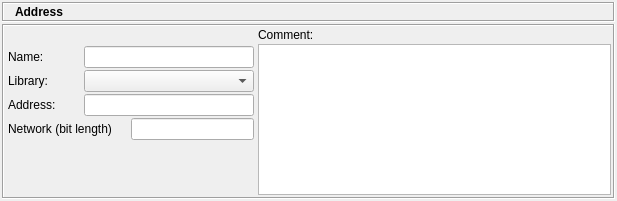
First picture: the form in src/gui/ipv6dialog_q.ui, repository fwbuilder/fwbuilder, before the edit.
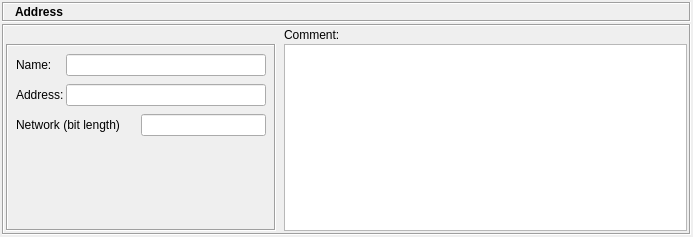
Second picture: the form after the edit. Icons and pictures are not drawn.

Commit message: Removed "Library" from all object dialogs; some dialogs tidying

Patch:
```diff
--- a/src/gui/ipv6dialog_q.ui
+++ b/src/gui/ipv6dialog_q.ui
@@ -8,8 +8,8 @@
    <rect>
     <x>0</x>
     <y>0</y>
-    <width>617</width>
-    <height>201</height>
+    <width>693</width>
+    <height>237</height>
    </rect>
   </property>
   <property name="windowTitle" >
@@ -171,7 +171,7 @@
          <number>2</number>
         </property>
         <property name="horizontalSpacing" >
-         <number>2</number>
+         <number>8</number>
         </property>
         <property name="verticalSpacing" >
          <number>2</number>
@@ -190,40 +190,40 @@
          <widget class="QFrame" name="frame14" >
           <property name="minimumSize" >
            <size>
-            <width>250</width>
+            <width>16</width>
             <height>16</height>
            </size>
           </property>
           <property name="maximumSize" >
            <size>
-            <width>250</width>
+            <width>16777215</width>
             <height>16777215</height>
            </size>
           </property>
           <property name="frameShape" >
-           <enum>QFrame::NoFrame</enum>
+           <enum>QFrame::Box</enum>
           </property>
           <property name="frameShadow" >
-           <enum>QFrame::Plain</enum>
+           <enum>QFrame::Sunken</enum>
           </property>
           <layout class="QGridLayout" >
            <property name="leftMargin" >
-            <number>2</number>
+            <number>8</number>
            </property>
            <property name="topMargin" >
-            <number>2</number>
+            <number>8</number>
            </property>
            <property name="rightMargin" >
-            <number>2</number>
+            <number>8</number>
            </property>
            <property name="bottomMargin" >
-            <number>2</number>
+            <number>8</number>
            </property>
            <property name="horizontalSpacing" >
             <number>2</number>
            </property>
            <property name="verticalSpacing" >
-            <number>2</number>
+            <number>8</number>
            </property>
            <item row="0" column="0" >
             <widget class="QLabel" name="textLabel1" >
@@ -245,32 +245,12 @@
              </property>
              <property name="minimumSize" >
               <size>
-               <width>170</width>
+               <width>200</width>
                <height>0</height>
               </size>
              </property>
             </widget>
            </item>
-           <item row="1" column="0" >
-            <widget class="QLabel" name="textLabel1_2" >
-             <property name="text" >
-              <string>Library:</string>
-             </property>
-             <property name="wordWrap" >
-              <bool>false</bool>
-             </property>
-            </widget>
-           </item>
-           <item row="1" column="1" >
-            <widget class="QComboBox" name="libs" >
-             <property name="sizePolicy" >
-              <sizepolicy vsizetype="Fixed" hsizetype="Preferred" >
-               <horstretch>0</horstretch>
-               <verstretch>0</verstretch>
-              </sizepolicy>
-             </property>
-            </widget>
-           </item>
            <item row="2" column="0" >
             <widget class="QLabel" name="textLabel2_2" >
              <property name="text" >
```
Left out of the diff: 19 changed lines with no effect on the pictures. The commit also changes 41 other files.
